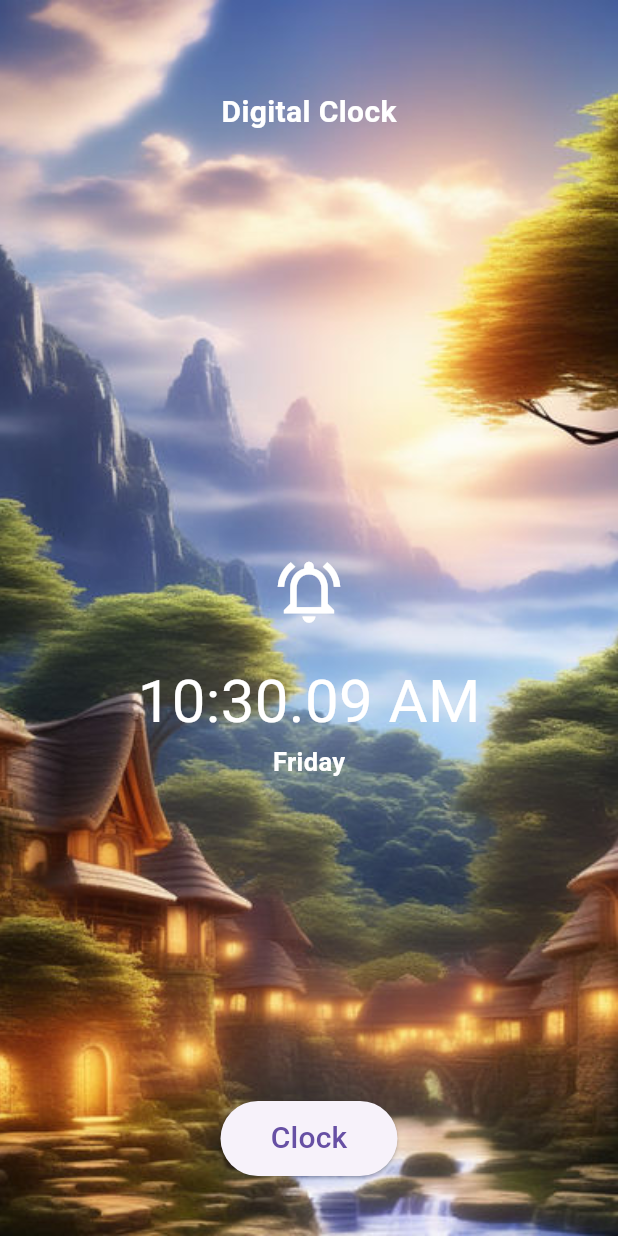
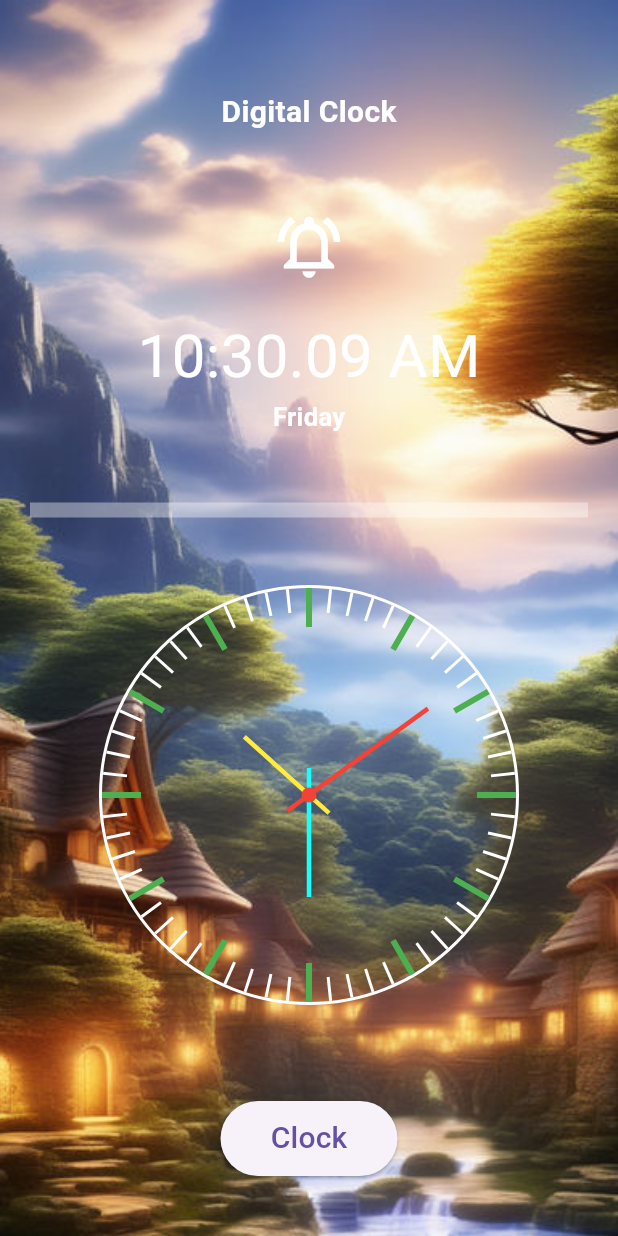
Before and after one commit to Prafulpatnecha/digital_clock, a Flutter app: the screen it shows after launch, after a tap on "Clock", on a phone screen of 412 x 824 dp. Run offline on Flutter 3.47's test engine with Material 3 defaults, Android fonts, the phone set to English and light mode, and no system bars.

Commit message:
03-05-24

```diff
--- a/lib/home/homefile.dart
+++ b/lib/home/homefile.dart
@@ -1,6 +1,8 @@
 import 'dart:async';
+import 'dart:math';
 
 import 'package:digital_clock/utils/image.dart';
+import 'package:flutter/cupertino.dart';
 import 'package:flutter/material.dart';
 
 import '../utils/funtionprogram.dart';
@@ -35,6 +37,7 @@ class _HomePageState extends State<HomePage> {
       setState(() {
         time();
         datetime = DateTime.now();
+        hourArrow();
       });
     });
     double h = MediaQuery.of(context).size.height;
@@ -44,9 +47,10 @@ class _HomePageState extends State<HomePage> {
         height: h,
         width: w,
         decoration: BoxDecoration(
-            // color: Colors.cyan,
+            color: Colors.deepPurple,
             image: DecorationImage(
-                image: (boolck == true) ? beck1 : beck2, fit: BoxFit.cover)),
+                image: (boolck == true) ? beck1 : beck2, fit: BoxFit.cover)
+            ),
         child: Column(
           children: [
             const SizedBox(
@@ -63,7 +67,7 @@ class _HomePageState extends State<HomePage> {
               ),
             ),
             const SizedBox(
-              height: 280,
+              height: 50,
             ),
             const Icon(
               Icons.notifications_active_outlined,
@@ -120,7 +124,7 @@ class _HomePageState extends State<HomePage> {
                     color: Colors.white,
                     fontSize: 40,
                   ),
-                )
+                ),
               ]),
             ),
             Text(
@@ -129,6 +133,89 @@ class _HomePageState extends State<HomePage> {
                   color: Colors.white,
                   fontSize: 17,
                   fontWeight: FontWeight.bold),
+            ),
+            const Divider(
+            indent: 20,
+              thickness: 10,
+              height: 100,
+              endIndent: 20,
+              color: Colors.white38,
+            ),
+            Container(
+              height: 280,
+              width: 280,
+              decoration: BoxDecoration(
+                // color: Colors.black,
+                shape: BoxShape.circle,
+                border: Border.all(
+                  color: Colors.white,
+                  width: 2,
+                ),
+              ),
+              child: Stack(
+                alignment: Alignment.center,
+                children: [
+                  ...List.generate(60, (index)=> Transform.rotate(
+                    angle: ((index+1)*12*pi)/360,
+                    child: ((index+1)%5==0)?
+                    Stack(
+                      children: [
+                        const VerticalDivider(
+                          thickness: 4,
+                            color: Colors.green,
+                          indent: 0,
+                          endIndent: 250,
+                        ),
+                        // Text(index.toString()),
+                      ],
+                    ):VerticalDivider(
+                      thickness: 2,
+                      color: Colors.white,
+                      indent: 0,
+                      endIndent: 260,
+                    ),
+                    )),
+                  Transform.rotate(//todo<<<<<<<<<<<<<<<<<<<<<<<<(HOUR Arrow)<<<<<<<<<<<<<<<<<<<<<<<<<
+                    // angle: ((datetime.minute+1)*9*pi)/4320,
+                    angle: ((arrowhour)*30*pi)/180,
+                    child: const VerticalDivider(
+                      width: 10,
+                      color: Colors.yellow,
+                      endIndent: 120,
+                      thickness: 3,
+                      indent: 80,
+                    ),
+                  ),
+                  Transform.rotate(
+                    angle: (datetime.minute*6*pi)/180,
+                    child: const VerticalDivider(
+                      width: 10,
+                      color: Colors.cyanAccent,
+                      endIndent: 120,
+                      thickness: 3,
+                      indent: 70,
+                    ),
+                  ),
+                  Transform.rotate(
+                    angle: (datetime.second*6*pi)/180,
+                    child: const VerticalDivider(
+                      width: 10,
+                      color: Colors.red,
+                      endIndent: 120,
+                      thickness: 3,
+                      indent: 40,
+                    ),
+                  ),
+                  Container(
+                    height: 10,
+                    width: 10,
+                    decoration: const BoxDecoration(
+                      color: Colors.red,
+                      shape: BoxShape.circle
+                    ),
+                  ),
+                ],
+              ),
             ),
             const Spacer(),
             ElevatedButton(
@@ -150,11 +237,11 @@ class _HomePageState extends State<HomePage> {
                     style: TextStyle(
                       fontSize: 20,
                     ),
-                  )),
-                )),
+                  ),),
+                ),),
             const SizedBox(
               height: 40,
-            )
+            ),
           ],
         ),
       ),
--- a/lib/utils/funtionprogram.dart
+++ b/lib/utils/funtionprogram.dart
@@ -40,3 +40,43 @@ void time()
     // print(dateTime.second);
   // },);
 }
+
+
+void hourArrow()
+{
+  arrowhour=datetime.hour.toDouble();
+  if(datetime.minute>=6 && datetime.minute<=12)
+    {
+      arrowhour=(datetime.hour+0.1);
+    }if(datetime.minute>=12 && datetime.minute<=18)
+    {
+      arrowhour=(datetime.hour+0.2);
+    }
+  else if(datetime.minute>18 && datetime.minute<=24)
+    {
+      arrowhour=(datetime.hour+0.3);
+    }else if(datetime.minute>24 && datetime.minute<=30)
+    {
+      arrowhour=(datetime.hour+0.4);
+    }else if(datetime.minute>30 && datetime.minute<=36)
+    {
+      arrowhour=(datetime.hour+0.5);
+    }else if(datetime.minute>36 && datetime.minute<=42)
+    {
+      arrowhour=(datetime.hour+0.6);
+    }else if(datetime.minute>42 && datetime.minute<=48)
+    {
+      arrowhour=(datetime.hour+0.7);
+    }else if(datetime.minute>48 && datetime.minute<=54)
+    {
+      arrowhour=(datetime.hour+0.8);
+    }else if(datetime.minute>54 && datetime.minute<=59)
+    {
+      arrowhour=(datetime.hour+0.9);
+    }
+  // switch(datetime.minute)
+  //     {
+  //   case 15:
+  // }
+  // print(arrowhour);
+}
--- a/lib/utils/globle_list.dart
+++ b/lib/utils/globle_list.dart
@@ -6,3 +6,4 @@ List weekList=[
    'Monday', 'Tuesday','Wednesday', 'Thursday', 'Friday', 'Saturday','Sunday'
 ];
 bool boolck=false;
+double arrowhour=datetime.hour.toDouble();
```
